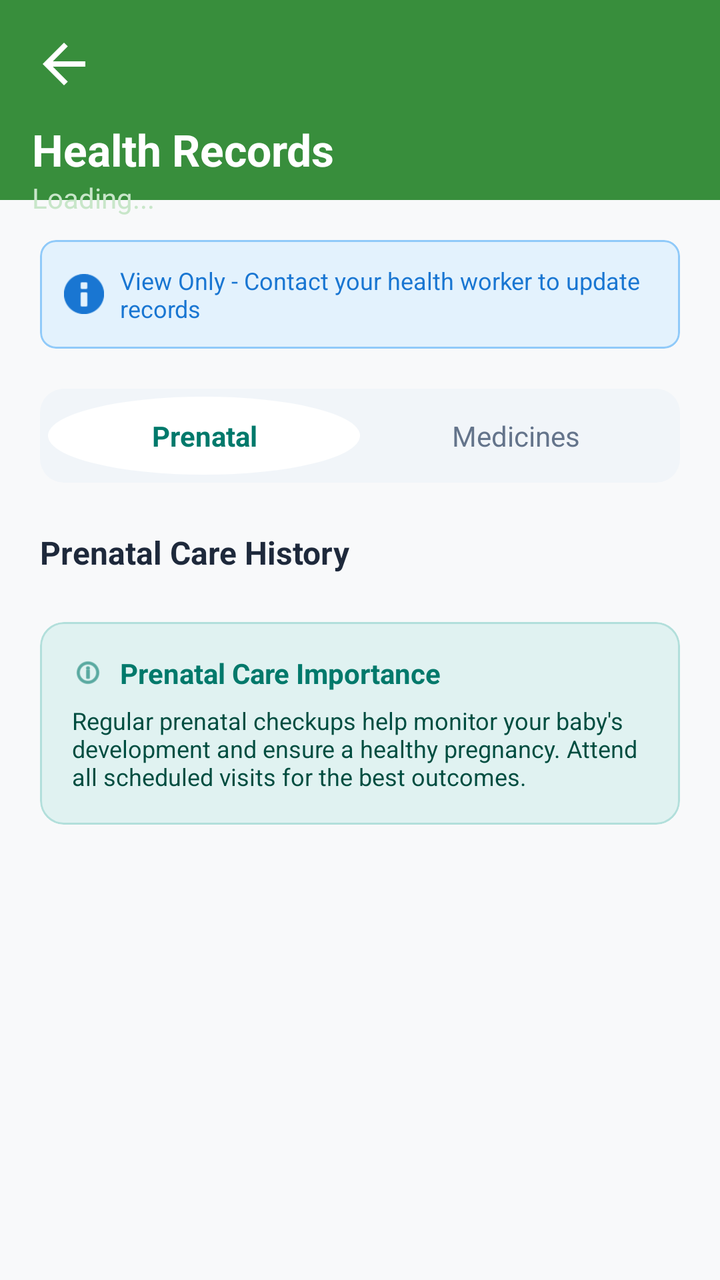
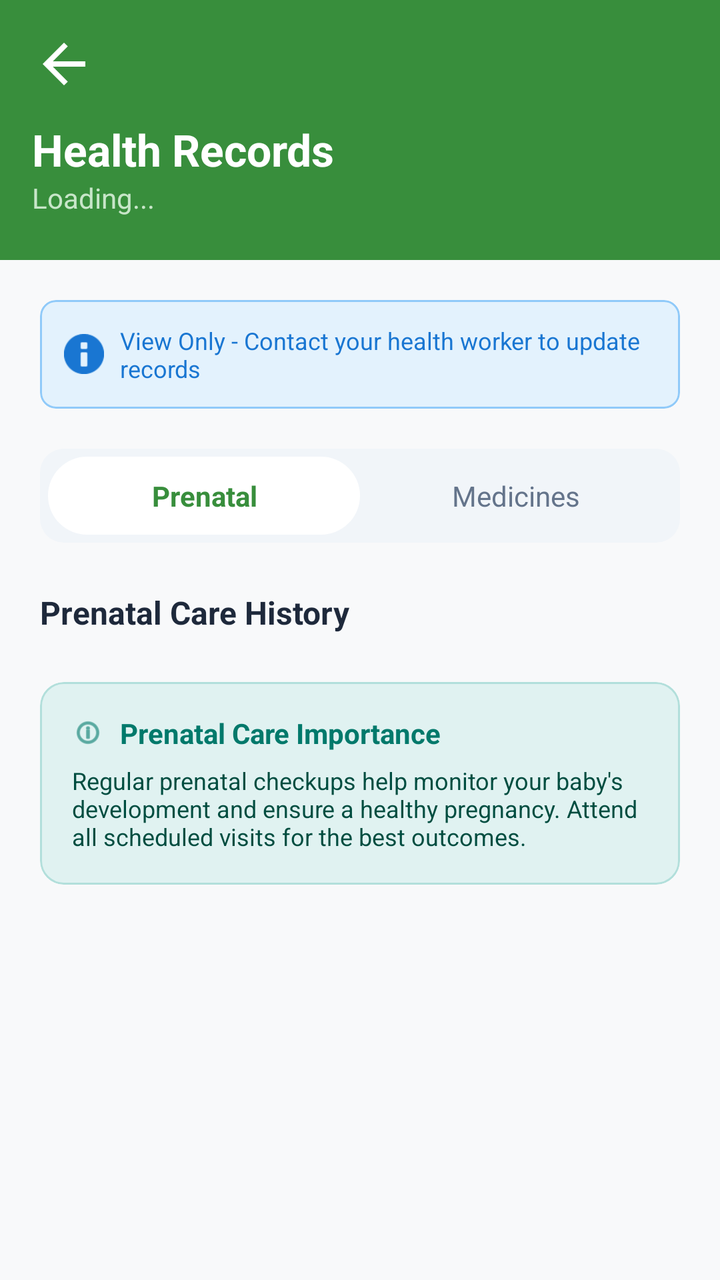

Two renders of the same Android screen: before a commit and after it. Below are the layout's source before the change and the commit's diff.
<!-- AndroidManifest.xml: application theme Theme.Mobicare -->
<!-- res/layout/fragment_my_record.xml -->
<?xml version="1.0" encoding="utf-8"?>
<androidx.constraintlayout.widget.ConstraintLayout xmlns:android="http://schemas.android.com/apk/res/android"
    xmlns:app="http://schemas.android.com/apk/res-auto"
    android:layout_width="match_parent"
    android:layout_height="match_parent"
    android:background="#F8F9FA">

    <View
        android:id="@+id/headerView"
        android:layout_width="match_parent"
        android:layout_height="100dp"
        android:background="#388E3C"
        app:layout_constraintTop_toTopOf="parent" />

    <ImageView
        android:id="@+id/btnBack"
        android:layout_width="32dp"
        android:layout_height="32dp"
        android:layout_marginStart="16dp"
        android:layout_marginTop="16dp"
        android:src="@drawable/ic_back"
        app:layout_constraintStart_toStartOf="parent"
        app:layout_constraintTop_toTopOf="parent"
        app:tint="@color/pure_white" />

    <TextView
        android:id="@+id/tvTitle"
        android:layout_width="wrap_content"
        android:layout_height="wrap_content"
        android:layout_marginStart="16dp"
        android:layout_marginTop="12dp"
        android:text="Health Records"
        android:textColor="@color/pure_white"
        android:textSize="22sp"
        android:textStyle="bold"
        app:layout_constraintStart_toStartOf="parent"
        app:layout_constraintTop_toBottomOf="@+id/btnBack" />

    <TextView
        android:id="@+id/tvMotherName"
        android:layout_width="wrap_content"
        android:layout_height="wrap_content"
        android:text="Loading..."
        android:textColor="#C8E6C9"
        android:textSize="14sp"
        app:layout_constraintStart_toStartOf="@+id/tvTitle"
        app:layout_constraintTop_toBottomOf="@+id/tvTitle" />

    <androidx.core.widget.NestedScrollView
        android:layout_width="match_parent"
        android:layout_height="0dp"
        android:fillViewport="true"
        app:layout_constraintBottom_toBottomOf="parent"
        app:layout_constraintTop_toBottomOf="@+id/headerView">

        <LinearLayout
            android:layout_width="match_parent"
            android:layout_height="wrap_content"
            android:orientation="vertical"
            android:padding="20dp">

            <com.google.android.material.card.MaterialCardView
                android:layout_width="match_parent"
                android:layout_height="wrap_content"
                android:layout_marginBottom="20dp"
                app:cardBackgroundColor="#E3F2FD"
                app:cardCornerRadius="8dp"
                app:cardElevation="0dp"
                app:strokeColor="#90CAF9"
                app:strokeWidth="1dp">
                <LinearLayout android:layout_width="match_parent" android:layout_height="wrap_content" android:gravity="center" android:orientation="horizontal" android:padding="12dp">
                    <ImageView android:layout_width="20dp" android:layout_height="20dp" android:src="@android:drawable/ic_dialog_info" app:tint="#1976D2" />
                    <TextView android:layout_width="wrap_content" android:layout_height="wrap_content" android:layout_marginStart="8dp" android:text="View Only - Contact your health worker to update records" android:textColor="#1976D2" android:textSize="12sp" />
                </LinearLayout>
            </com.google.android.material.card.MaterialCardView>

            <LinearLayout
                android:layout_width="match_parent"
                android:layout_height="wrap_content"
                android:layout_marginBottom="24dp"
                android:background="@drawable/bg_stat_box"
                android:orientation="horizontal"
                android:padding="4dp">
                <TextView android:layout_width="0dp" android:layout_height="wrap_content" android:layout_weight="1" android:background="@drawable/circle_white" android:gravity="center" android:paddingVertical="10dp" android:text="Prenatal" android:textColor="#00796B" android:textStyle="bold" />

                <TextView android:layout_width="0dp" android:layout_height="wrap_content" android:layout_weight="1" android:gravity="center" android:paddingVertical="10dp" android:text="Medicines" android:textColor="#64748B" />
            </LinearLayout>

            <TextView
                android:layout_width="wrap_content"
                android:layout_height="wrap_content"
                android:layout_marginBottom="16dp"
                android:text="Prenatal Care History"
                android:textColor="#1E293B"
                android:textSize="16sp"
                android:textStyle="bold" />

            <TextView
                android:id="@+id/tvEmptyState"
                android:layout_width="match_parent"
                android:layout_height="wrap_content"
                android:layout_marginVertical="32dp"
                android:gravity="center"
                android:text="You currently have no prenatal records."
                android:textColor="#94A3B8"
                android:textSize="14sp"
                android:visibility="gone" />

            <LinearLayout
                android:id="@+id/llPrenatalRecords"
                android:layout_width="match_parent"
                android:layout_height="wrap_content"
                android:orientation="vertical" />

            <com.google.android.material.card.MaterialCardView
                android:layout_width="match_parent"
                android:layout_height="wrap_content"
                android:layout_marginTop="8dp"
                app:cardBackgroundColor="#E0F2F1"
                app:cardCornerRadius="12dp"
                app:cardElevation="0dp"
                app:strokeColor="#B2DFDB"
                app:strokeWidth="1dp">
                <LinearLayout android:layout_width="match_parent" android:layout_height="wrap_content" android:orientation="vertical" android:padding="16dp">
                    <LinearLayout android:layout_width="wrap_content" android:layout_height="wrap_content" android:gravity="center_vertical" android:orientation="horizontal">
                        <ImageView android:layout_width="16dp" android:layout_height="16dp" android:src="@android:drawable/ic_menu_info_details" app:tint="#00796B" />
                        <TextView android:layout_width="wrap_content" android:layout_height="wrap_content" android:layout_marginStart="8dp" android:text="Prenatal Care Importance" android:textColor="#00796B" android:textStyle="bold" />
                    </LinearLayout>
                    <TextView android:layout_width="match_parent" android:layout_height="wrap_content" android:layout_marginTop="6dp" android:text="Regular prenatal checkups help monitor your baby's development and ensure a healthy pregnancy. Attend all scheduled visits for the best outcomes." android:textColor="#004D40" android:textSize="12sp" />
                </LinearLayout>
            </com.google.android.material.card.MaterialCardView>

        </LinearLayout>
    </androidx.core.widget.NestedScrollView>
</androidx.constraintlayout.widget.ConstraintLayout>
<!-- resources referenced by this layout -->
<resources>
  <color name="pure_white">#FFFFFF</color>
  <!-- drawable bg_stat_box (drawable) -->
  <?xml version="1.0" encoding="utf-8"?>
  <shape xmlns:android="http://schemas.android.com/apk/res/android"
      android:shape="rectangle">
  
      <solid android:color="#F1F5F9" />
  
      <corners android:radius="12dp" />
  
  </shape>
  <!-- drawable circle_white (drawable) -->
  <?xml version="1.0" encoding="utf-8"?>
  <shape xmlns:android="http://schemas.android.com/apk/res/android"
      android:shape="oval">
      <solid android:color="@color/pure_white" />
  </shape>
  <!-- drawable ic_back (drawable) -->
  <vector xmlns:android="http://schemas.android.com/apk/res/android" android:autoMirrored="true" android:height="24dp" android:tint="#000000" android:viewportHeight="960" android:viewportWidth="960" android:width="24dp">
        
      <path android:fillColor="@android:color/white" android:pathData="M313,520L537,744L480,800L160,480L480,160L537,216L313,440L800,440L800,520L313,520Z"/>
      
  </vector>
  <style name="Theme.Mobicare" parent="Base.Theme.Mobicare" />
  <style name="Base.Theme.Mobicare" parent="Theme.Material3.DayNight.NoActionBar">
          <item name="android:fontFamily">sans-serif</item>
          <item name="fontFamily">sans-serif</item>
          <item name="colorPrimary">@color/healing_green</item>
          <item name="colorOnPrimary">@color/pure_white</item>
          <item name="colorPrimaryContainer">@color/healing_green</item>
          <item name="colorOnPrimaryContainer">@color/pure_white</item>
          <item name="android:statusBarColor">#155A91</item>
      </style>
  <color name="healing_green">#388E3C</color>
</resources>

<!-- the commit's change to res/layout/fragment_my_record.xml (unified diff, before → after) -->
@@ -8,7 +8,7 @@
     <View
         android:id="@+id/headerView"
         android:layout_width="match_parent"
-        android:layout_height="100dp"
+        android:layout_height="130dp"
         android:background="#388E3C"
         app:layout_constraintTop_toTopOf="parent" />
 
@@ -60,6 +60,7 @@
             android:padding="20dp">
 
             <com.google.android.material.card.MaterialCardView
+                android:id="@+id/cvViewOnlyWarning"
                 android:layout_width="match_parent"
                 android:layout_height="wrap_content"
                 android:layout_marginBottom="20dp"
@@ -81,54 +82,105 @@
                 android:background="@drawable/bg_stat_box"
                 android:orientation="horizontal"
                 android:padding="4dp">
-                <TextView android:layout_width="0dp" android:layout_height="wrap_content" android:layout_weight="1" android:background="@drawable/circle_white" android:gravity="center" android:paddingVertical="10dp" android:text="Prenatal" android:textColor="#00796B" android:textStyle="bold" />
 
-                <TextView android:layout_width="0dp" android:layout_height="wrap_content" android:layout_weight="1" android:gravity="center" android:paddingVertical="10dp" android:text="Medicines" android:textColor="#64748B" />
+                <TextView
+                    android:id="@+id/tabPrenatal"
+                    android:layout_width="0dp"
+                    android:layout_height="wrap_content"
+                    android:layout_weight="1"
+                    android:background="@drawable/bg_active_tab"
+                    android:gravity="center"
+                    android:paddingVertical="10dp"
+                    android:text="Prenatal"
+                    android:textColor="#388E3C"
+                    android:textStyle="bold" />
+
+                <TextView
+                    android:id="@+id/tabMedicines"
+                    android:layout_width="0dp"
+                    android:layout_height="wrap_content"
+                    android:layout_weight="1"
+                    android:gravity="center"
+                    android:paddingVertical="10dp"
+                    android:text="Medicines"
+                    android:textColor="#64748B" />
             </LinearLayout>
 
-            <TextView
-                android:layout_width="wrap_content"
-                android:layout_height="wrap_content"
-                android:layout_marginBottom="16dp"
-                android:text="Prenatal Care History"
-                android:textColor="#1E293B"
-                android:textSize="16sp"
-                android:textStyle="bold" />
-
-            <TextView
-                android:id="@+id/tvEmptyState"
+            <LinearLayout
+                android:id="@+id/sectionPrenatal"
                 android:layout_width="match_parent"
                 android:layout_height="wrap_content"
-                android:layout_marginVertical="32dp"
-                android:gravity="center"
-                android:text="You currently have no prenatal records."
-                android:textColor="#94A3B8"
-                android:textSize="14sp"
-                android:visibility="gone" />
+                android:orientation="vertical"
+                android:visibility="visible">
+
+                <TextView
+                    android:layout_width="wrap_content"
+                    android:layout_height="wrap_content"
+                    android:layout_marginBottom="16dp"
+                    android:text="Prenatal Care History"
+                    android:textColor="#1E293B"
+                    android:textSize="16sp"
+                    android:textStyle="bold" />
+
+                <TextView
+                    android:id="@+id/tvEmptyState"
+                    android:layout_width="match_parent"
+                    android:layout_height="wrap_content"
+                    android:layout_marginVertical="32dp"
+                    android:gravity="center"
+                    android:text="You currently have no prenatal records."
+                    android:textColor="#94A3B8"
+                    android:textSize="14sp"
+                    android:visibility="gone" />
+
+                <LinearLayout
+                    android:id="@+id/llPrenatalRecords"
+                    android:layout_width="match_parent"
+                    android:layout_height="wrap_content"
+                    android:orientation="vertical" />
+
+                <com.google.android.material.card.MaterialCardView
+                    android:id="@+id/cvScheduleNotice"
+                    android:layout_width="match_parent"
+                    android:layout_height="wrap_content"
+                    android:layout_marginTop="8dp"
+                    app:cardBackgroundColor="#E0F2F1"
+                    app:cardCornerRadius="12dp"
+                    app:cardElevation="0dp"
+                    app:strokeColor="#B2DFDB"
+                    app:strokeWidth="1dp">
+                    <LinearLayout android:layout_width="match_parent" android:layout_height="wrap_content" android:orientation="vertical" android:padding="16dp">
+                        <LinearLayout android:layout_width="wrap_content" android:layout_height="wrap_content" android:gravity="center_vertical" android:orientation="horizontal">
+                            <ImageView android:layout_width="16dp" android:layout_height="16dp" android:src="@android:drawable/ic_menu_info_details" app:tint="#00796B" />
+                            <TextView android:layout_width="wrap_content" android:layout_height="wrap_content" android:layout_marginStart="8dp" android:text="Prenatal Care Importance" android:textColor="#00796B" android:textStyle="bold" />
+                        </LinearLayout>
+                        <TextView android:layout_width="match_parent" android:layout_height="wrap_content" android:layout_marginTop="6dp" android:text="Regular prenatal checkups help monitor your baby's development and ensure a healthy pregnancy. Attend all scheduled visits for the best outcomes." android:textColor="#004D40" android:textSize="12sp" />
+                    </LinearLayout>
+                </com.google.android.material.card.MaterialCardView>
+            </LinearLayout>
 
             <LinearLayout
-                android:id="@+id/llPrenatalRecords"
+                android:id="@+id/sectionMedicines"
                 android:layout_width="match_parent"
                 android:layout_height="wrap_content"
-                android:orientation="vertical" />
+                android:orientation="vertical"
+                android:visibility="gone">
 
-            <com.google.android.material.card.MaterialCardView
-                android:layout_width="match_parent"
-                android:layout_height="wrap_content"
-                android:layout_marginTop="8dp"
-                app:cardBackgroundColor="#E0F2F1"
-                app:cardCornerRadius="12dp"
-                app:cardElevation="0dp"
-                app:strokeColor="#B2DFDB"
-                app:strokeWidth="1dp">
-                <LinearLayout android:layout_width="match_parent" android:layout_height="wrap_content" android:orientation="vertical" android:padding="16dp">
-                    <LinearLayout android:layout_width="wrap_content" android:layout_height="wrap_content" android:gravity="center_vertical" android:orientation="horizontal">
-                        <ImageView android:layout_width="16dp" android:layout_height="16dp" android:src="@android:drawable/ic_menu_info_details" app:tint="#00796B" />
-                        <TextView android:layout_width="wrap_content" android:layout_height="wrap_content" android:layout_marginStart="8dp" android:text="Prenatal Care Importance" android:textColor="#00796B" android:textStyle="bold" />
-                    </LinearLayout>
-                    <TextView android:layout_width="match_parent" android:layout_height="wrap_content" android:layout_marginTop="6dp" android:text="Regular prenatal checkups help monitor your baby's development and ensure a healthy pregnancy. Attend all scheduled visits for the best outcomes." android:textColor="#004D40" android:textSize="12sp" />
-                </LinearLayout>
-            </com.google.android.material.card.MaterialCardView>
+                <TextView
+                    android:layout_width="wrap_content"
+                    android:layout_height="wrap_content"
+                    android:layout_marginBottom="12dp"
+                    android:text="Medicine History"
+                    android:textColor="#1E293B"
+                    android:textSize="16sp"
+                    android:textStyle="bold" />
+
+                <LinearLayout
+                    android:id="@+id/llMedicineHistory"
+                    android:layout_width="match_parent"
+                    android:layout_height="wrap_content"
+                    android:orientation="vertical" />
+            </LinearLayout>
 
         </LinearLayout>
     </androidx.core.widget.NestedScrollView>
<!-- resource entries referenced after the edit -->
@@ -1,6 +1,14 @@
 <!-- resources referenced by this layout -->
 <resources>
   <color name="pure_white">#FFFFFF</color>
+  <!-- drawable bg_active_tab (drawable) -->
+  <?xml version="1.0" encoding="utf-8"?>
+  <shape xmlns:android="http://schemas.android.com/apk/res/android"
+      android:shape="rectangle">
+      <solid android:color="@android:color/white" />
+  
+      <corners android:radius="100dp" />
+  </shape>
   <!-- drawable bg_stat_box (drawable) -->
   <?xml version="1.0" encoding="utf-8"?>
   <shape xmlns:android="http://schemas.android.com/apk/res/android"
@@ -10,12 +18,6 @@
   
       <corners android:radius="12dp" />
   
-  </shape>
-  <!-- drawable circle_white (drawable) -->
-  <?xml version="1.0" encoding="utf-8"?>
-  <shape xmlns:android="http://schemas.android.com/apk/res/android"
-      android:shape="oval">
-      <solid android:color="@color/pure_white" />
   </shape>
   <!-- drawable ic_back (drawable) -->
   <vector xmlns:android="http://schemas.android.com/apk/res/android" android:autoMirrored="true" android:height="24dp" android:tint="#000000" android:viewportHeight="960" android:viewportWidth="960" android:width="24dp">
